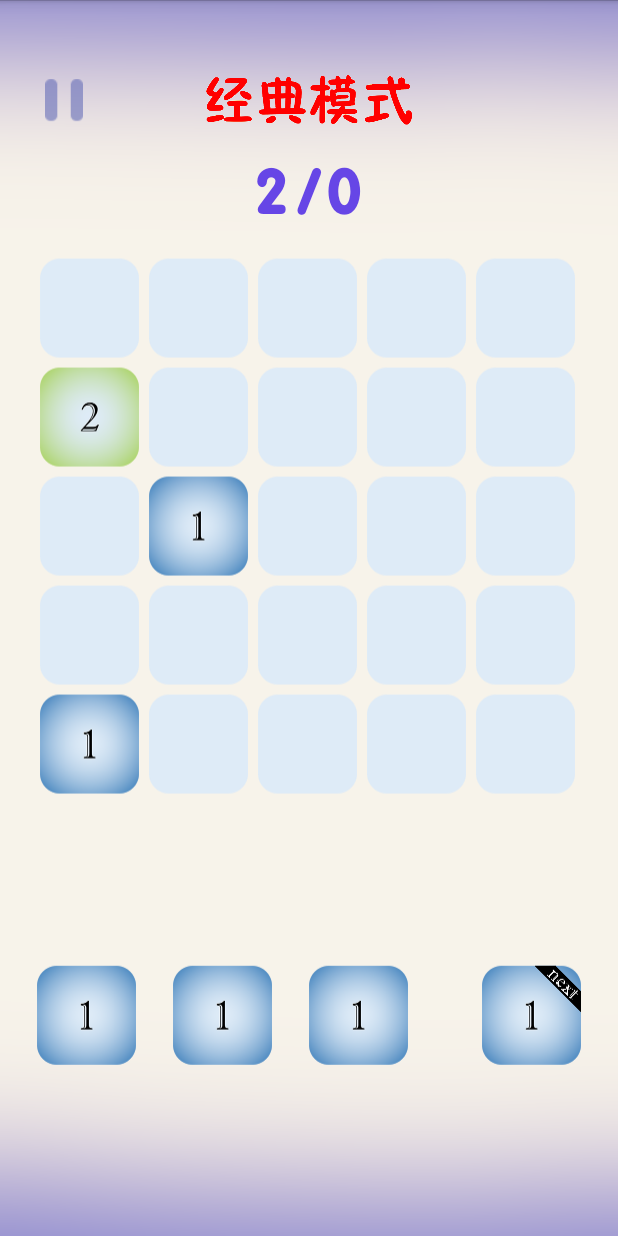
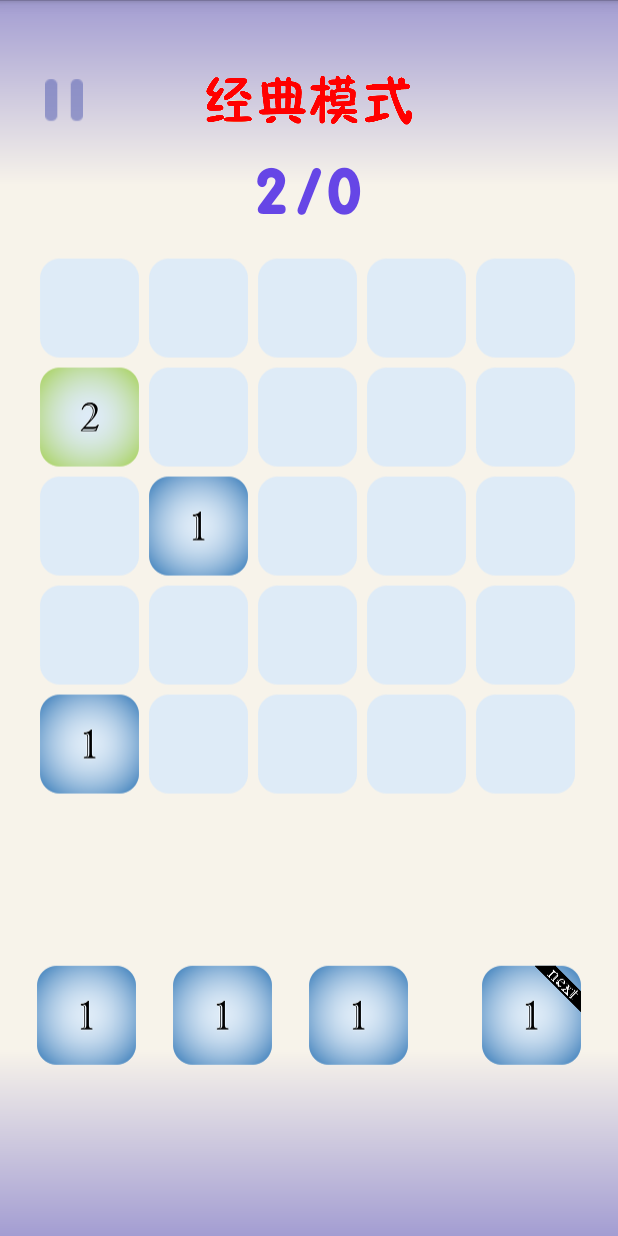
Before and after one commit to OKAITO/NumberLimit, an Android app: the GameActivity screen opened directly, with no data from a screen before it, on a phone screen of 412 x 824 dp. Run offline under Robolectric (Android 15) with nearby library versions, the phone set to English and light mode, and no system bars; Roboto replaces fonts that are not available here.

Commit message:
version 1.3

```diff
--- a/app/src/main/AndroidManifest.xml
+++ b/app/src/main/AndroidManifest.xml
@@ -15,6 +15,7 @@
     <application
         android:allowBackup="false"
         android:debuggable="false"
+        android:hardwareAccelerated="false"
         android:icon="@drawable/infinity"
         android:label="@string/app_name"
         android:theme="@style/AppTheme">
--- a/app/src/main/java/com/zhiwu/numberlimit/activity/RecordActivity.java
+++ b/app/src/main/java/com/zhiwu/numberlimit/activity/RecordActivity.java
@@ -290,11 +290,11 @@ public class RecordActivity extends Activity implements View.OnClickListener{
         challenge_avg_steps.setText(subZeroAndDot(String.valueOf(challenge_res[6])));
 
         tabHost.getTabWidget().getChildAt(0)
-                .setBackground(getResources().getDrawable(R.drawable.tab_classic));
+                .setBackgroundResource(R.drawable.tab_classic);
         tabHost.getTabWidget().getChildAt(1)
-                .setBackground(getResources().getDrawable(R.drawable.tab_prop));
+                .setBackgroundResource(R.drawable.tab_prop);
         tabHost.getTabWidget().getChildAt(2)
-                .setBackground(getResources().getDrawable(R.drawable.tab_challenge));
+                .setBackgroundResource(R.drawable.tab_challenge);
 
 //        updateTab(tabHost);
         for(int i=0;i<3;i++){
--- a/app/src/main/java/com/zhiwu/numberlimit/gameview/ClassicModeView.java
+++ b/app/src/main/java/com/zhiwu/numberlimit/gameview/ClassicModeView.java
@@ -4,9 +4,12 @@ import android.content.Context;
 import android.graphics.Bitmap;
 import android.graphics.BitmapFactory;
 import android.graphics.Canvas;
+import android.graphics.LinearGradient;
 import android.graphics.Matrix;
 import android.graphics.Paint;
+import android.graphics.Rect;
 import android.graphics.RectF;
+import android.graphics.Shader;
 import android.graphics.Typeface;
 import android.os.Message;
 import android.util.AttributeSet;
@@ -186,25 +189,6 @@ public class ClassicModeView extends View {
         bitmaps.add(newBitmap16);
         bitmap16.recycle();
 
-        /*for(int i=0;i<tempBitmaps.size();i++){
-            int height=tempBitmaps.get(i).getHeight();
-            int width=tempBitmaps.get(i).getWidth();
-            Matrix matrix=new Matrix();
-            float scaleHeight=cardLength*1.0f/height;
-            matrix.postScale(scaleHeight,scaleHeight);
-            Bitmap newBitmap=Bitmap.createBitmap(tempBitmaps.get(i),0,0,width,height,matrix,true);
-            bitmaps.add(newBitmap);
-        }*/
-
-        Bitmap tempBgBitmap=BitmapFactory.decodeResource(getResources(),R.drawable.classic_bg);
-        int bgHeight=tempBgBitmap.getHeight();
-        int bgWidth=tempBgBitmap.getWidth();
-        Matrix bgMatrix=new Matrix();
-        float bgScaleHeight=height*1.0f/bgHeight;
-        float bgScaleWidth=width*1.0f/bgWidth;
-        bgMatrix.postScale(bgScaleWidth,bgScaleHeight);
-        bgBitmap=Bitmap.createBitmap(tempBgBitmap,0,0,bgWidth,bgHeight,bgMatrix,true);
-
         Bitmap titleBitmap=BitmapFactory.decodeResource(getResources(),R.drawable.classic_title);
         int titleHeight=titleBitmap.getHeight();
         int titleWidth=titleBitmap.getWidth();
@@ -248,7 +232,13 @@ public class ClassicModeView extends View {
         Paint paint=new Paint();
         paint.setAntiAlias(true);
 
-        canvas.drawBitmap(bgBitmap,0,0,paint);
+        //canvas.drawBitmap(bgBitmap,0,0,paint);
+        Rect rect=new Rect(0,0,width,height);
+        int[] colors=new int[]{0xFFA39DD2,0xFFF7F3EA,0xFFF7F3EA,0xFFA39DD2};
+        float[] positions=new float[]{0,0.15f,0.85f,1};
+        LinearGradient shader=new LinearGradient(0,0,0,height,colors,positions, Shader.TileMode.MIRROR);
+        paint.setShader(shader);
+        canvas.drawRect(rect,paint);
 
         canvas.drawBitmap(mode_title,(width-mode_title.getWidth())/2,dp2px(50),paint);
         canvas.drawBitmap(btn_pause,dp2px(30),dp2px(50)+(mode_title.getHeight()*1f)/12,paint);
@@ -256,14 +246,18 @@ public class ClassicModeView extends View {
         float scoreTop=dp2px(50)+mode_title.getHeight()+dp2px(20);
         //scoreToBitmap(canvas,scoreTop);
 
-        paint.setTextSize(sp2px(40));
-        paint.setColor(0xff6646e6);
-        paint.setTextAlign(Paint.Align.CENTER);
-        paint.setTypeface(Typeface.createFromAsset(gameActivity.getAssets(),"font/BPreplay.ttf"));
-        Paint.FontMetrics fm=paint.getFontMetrics();
+        Paint textPaint=new Paint();
+        textPaint.setAntiAlias(true);
+        textPaint.setTextSize(sp2px(40));
+        textPaint.setColor(0xff6646e6);
+        textPaint.setTextAlign(Paint.Align.CENTER);
+        textPaint.setTypeface(Typeface.createFromAsset(gameActivity.getAssets(),"font/BPreplay.ttf"));
+        Paint.FontMetrics fm=textPaint.getFontMetrics();
         float textHeight=fm.descent-fm.ascent;
         RectF textRectF=new RectF(0,0,width,scoreTop+textHeight);
-        canvas.drawText(maxnum+"/"+score,textRectF.left+textRectF.width()/2,textRectF.bottom-fm.descent,paint);
+        canvas.drawText(maxnum+"/"+score,textRectF.left+textRectF.width()/2,textRectF.bottom-fm.descent,textPaint);
+        System.out.println("x:"+(textRectF.left+textRectF.width()/2));
+        System.out.println("y:"+(textRectF.bottom-fm.descent));
 
         float cardTop=textRectF.bottom+dp2px(20);
         //float chooseCardTop=cardTop+dimension*20+dimension*cardLength;
```
Also changed, not shown: app/src/main/java/com/zhiwu/numberlimit/activity/MainActivity.java (+9 -9 lines), app/src/main/java/com/zhiwu/numberlimit/gameview/ChallengeModeView.java (+24 -33 lines), app/src/main/java/com/zhiwu/numberlimit/gameview/PropModeView.java (+17 -79 lines), app/src/main/res/layout/layout_about_us.xml (+10 -10 lines), app/src/main/res/drawable-hdpi/challenge_bg.png (deleted), app/src/main/res/drawable-hdpi/classic_bg.png (deleted), app/src/main/res/drawable-hdpi/prop_bg.png (deleted).
